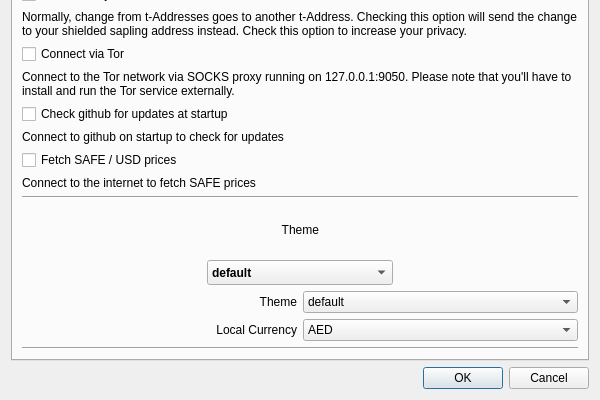
OleksandrBlack/safecoin-qt-wallet, file src/settings.ui: the form before one commit; both pictures show x 0 to 600 and y 210 to 610 of the 600 by 610 pixel window.
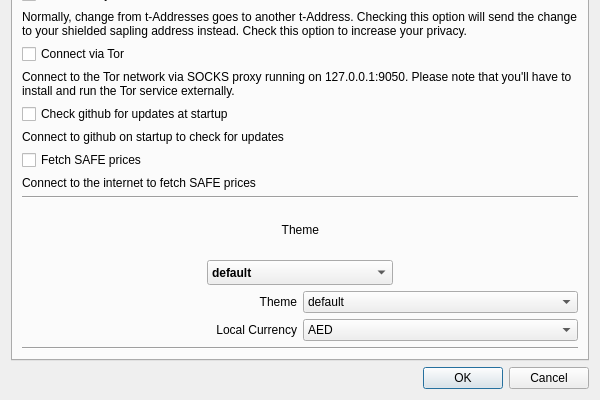
The form after the commit. The open tabs and pages were chosen to show the change. Icons and pictures are not drawn.

Patch:
```diff
--- a/src/settings.ui
+++ b/src/settings.ui
@@ -581,7 +581,7 @@
        <item row="11" column="0" colspan="2">
         <widget class="QCheckBox" name="chkFetchPrices">
          <property name="text">
-          <string>Fetch SAFE / USD prices</string>
+          <string>Fetch SAFE prices</string>
          </property>
         </widget>
        </item>
```
Left out of the diff: 5 changed lines with no effect on the pictures.
